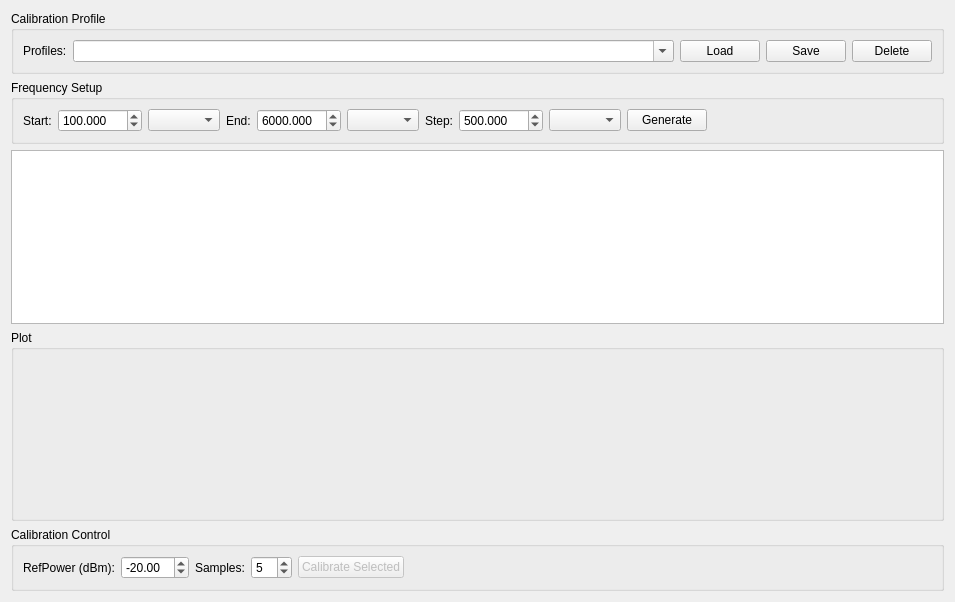
coozoo/qtrfpowermeter, file calibrationmanager.ui: the form before one commit.
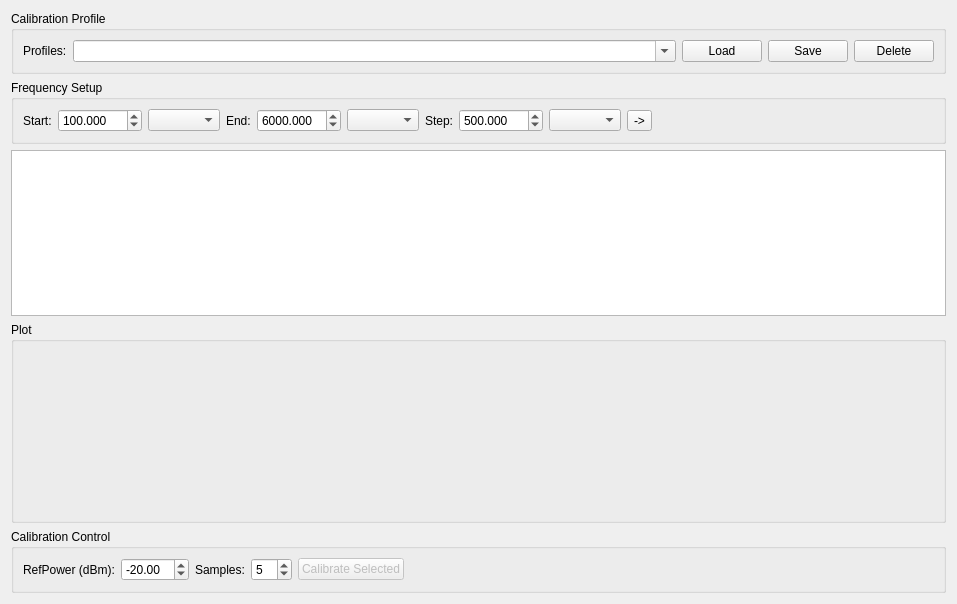
The form after the commit. Custom widgets are drawn as their Qt base class.

Patch:
```diff
--- a/calibrationmanager.ui
+++ b/calibrationmanager.ui
@@ -6,8 +6,8 @@
    <rect>
     <x>0</x>
     <y>0</y>
-    <width>955</width>
-    <height>602</height>
+    <width>957</width>
+    <height>604</height>
    </rect>
   </property>
   <property name="windowTitle">
@@ -146,9 +146,12 @@
        <widget class="QComboBox" name="stepUnitComboBox"/>
       </item>
       <item>
-       <widget class="QPushButton" name="generateButton">
+       <widget class="QToolButton" name="generateButton">
+        <property name="toolTip">
+         <string>Generate Table</string>
+        </property>
         <property name="text">
-         <string>Generate</string>
+         <string>-&gt;</string>
         </property>
        </widget>
       </item>
@@ -182,7 +185,7 @@
         <property name="minimumSize">
          <size>
           <width>0</width>
-          <height>150</height>
+          <height>160</height>
          </size>
         </property>
        </widget>
```
